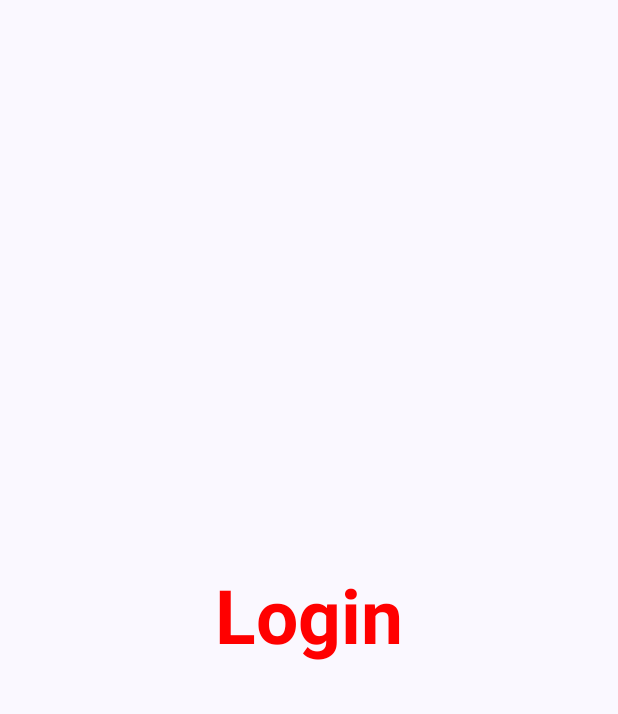
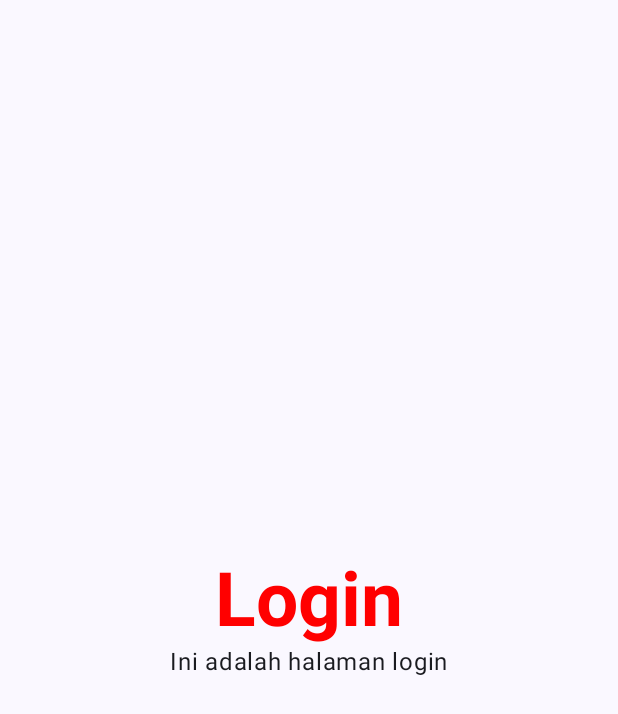
Before and after one commit to BriliyanLuthfiTriandri/QuestBasicComposable_094, an Android app built with Jetpack Compose: the screen it shows after launch (MainActivity), on a phone screen of 412 x 824 dp. Shown: the top 714 px of the screen. Run offline under Robolectric (Android 15) with nearby library versions, the phone set to English and light mode, and no system bars.

Commit message:
menambahkan Text dan mengisi value pada parameter text

```diff
--- a/app/src/main/java/com/example/composablelayout/MainActivity.kt
+++ b/app/src/main/java/com/example/composablelayout/MainActivity.kt
@@ -59,5 +59,8 @@ fun BasicCompos(modifier: Modifier = Modifier
                 fontWeight = FontWeight.Bold,
                 color = Color.Red,
                 ))
+        Text(
+            text = "Ini adalah halaman login",
+        )
     }
 }
```
